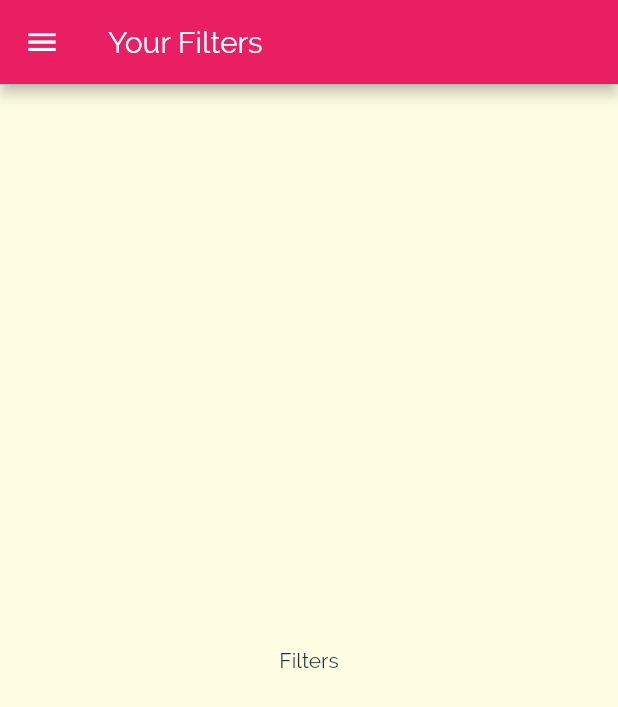
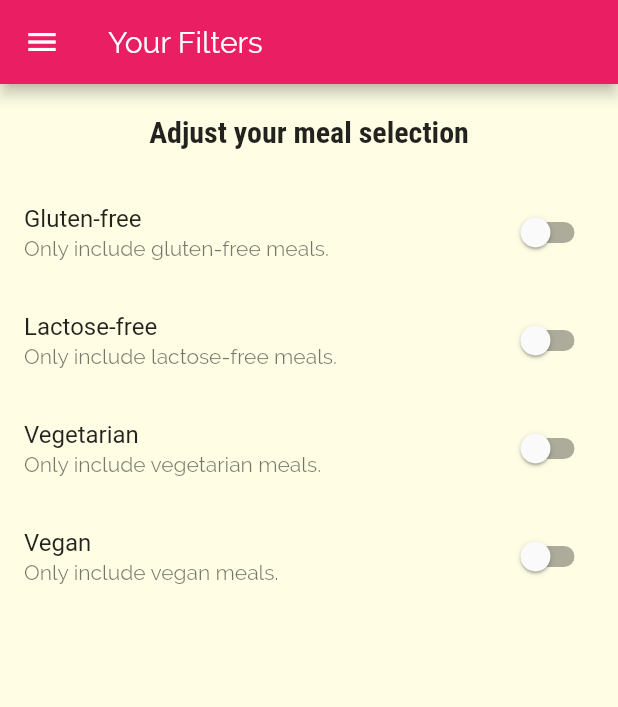
Before and after one commit to ikrs/meals_app, a Flutter app: the FiltersScreen screen opened by its route, on a phone screen of 412 x 824 dp. Shown: the top 707 px of the screen. Run offline on Flutter 3.47's test engine with Material 2 defaults, Android fonts, the phone set to English and light mode, and no system bars.

Commit message:
adding filter switches

```diff
--- a/lib/screens/filters_screen.dart
+++ b/lib/screens/filters_screen.dart
@@ -2,19 +2,96 @@ import 'package:flutter/material.dart';
 
 import '../widgets/main_drawer.dart';
 
-class FiltersScreen extends StatelessWidget {
+class FiltersScreen extends StatefulWidget {
   static const routeName = '/filters';
+
+  @override
+  _FiltersScreenState createState() => _FiltersScreenState();
+}
+
+class _FiltersScreenState extends State<FiltersScreen> {
+  bool _glutenFree = false;
+  bool _vegetarian = false;
+  bool _vegan = false;
+  bool _lactoseFree = false;
+
+  Widget _buildSwitchListTile(
+    String title,
+    String description,
+    bool currentValue,
+    Function updateValue,
+  ) {
+    return SwitchListTile(
+      title: Text(title),
+      value: currentValue,
+      subtitle: Text(description),
+      onChanged: updateValue,
+    );
+  }
 
   @override
   Widget build(BuildContext context) {
     return Scaffold(
-      appBar: AppBar(
-        title: Text('Your Filters'),
-      ),
-      drawer: MainDrawer(),
-      body: Center(
-        child: Text('Filters'),
-      ),
-    );
+        appBar: AppBar(
+          title: Text('Your Filters'),
+        ),
+        drawer: MainDrawer(),
+        body: Column(
+          children: <Widget>[
+            Container(
+              padding: EdgeInsets.all(20),
+              child: Text(
+                'Adjust your meal selection',
+                style: Theme.of(context).textTheme.title,
+              ),
+            ),
+            Expanded(
+              child: ListView(
+                children: <Widget>[
+                  _buildSwitchListTile(
+                    'Gluten-free',
+                    'Only include gluten-free meals.',
+                    _glutenFree,
+                    (newValue) {
+                      setState(() {
+                        _glutenFree = newValue;
+                      });
+                    },
+                  ),
+                  _buildSwitchListTile(
+                    'Lactose-free',
+                    'Only include lactose-free meals.',
+                    _lactoseFree,
+                    (newValue) {
+                      setState(() {
+                        _lactoseFree = newValue;
+                      });
+                    },
+                  ),
+                  _buildSwitchListTile(
+                    'Vegetarian',
+                    'Only include vegetarian meals.',
+                    _vegetarian,
+                    (newValue) {
+                      setState(() {
+                        _vegetarian = newValue;
+                      });
+                    },
+                  ),
+                  _buildSwitchListTile(
+                    'Vegan',
+                    'Only include vegan meals.',
+                    _vegan,
+                    (newValue) {
+                      setState(() {
+                        _vegan = newValue;
+                      });
+                    },
+                  ),
+                ],
+              ),
+            ),
+          ],
+        ));
   }
 }
```
